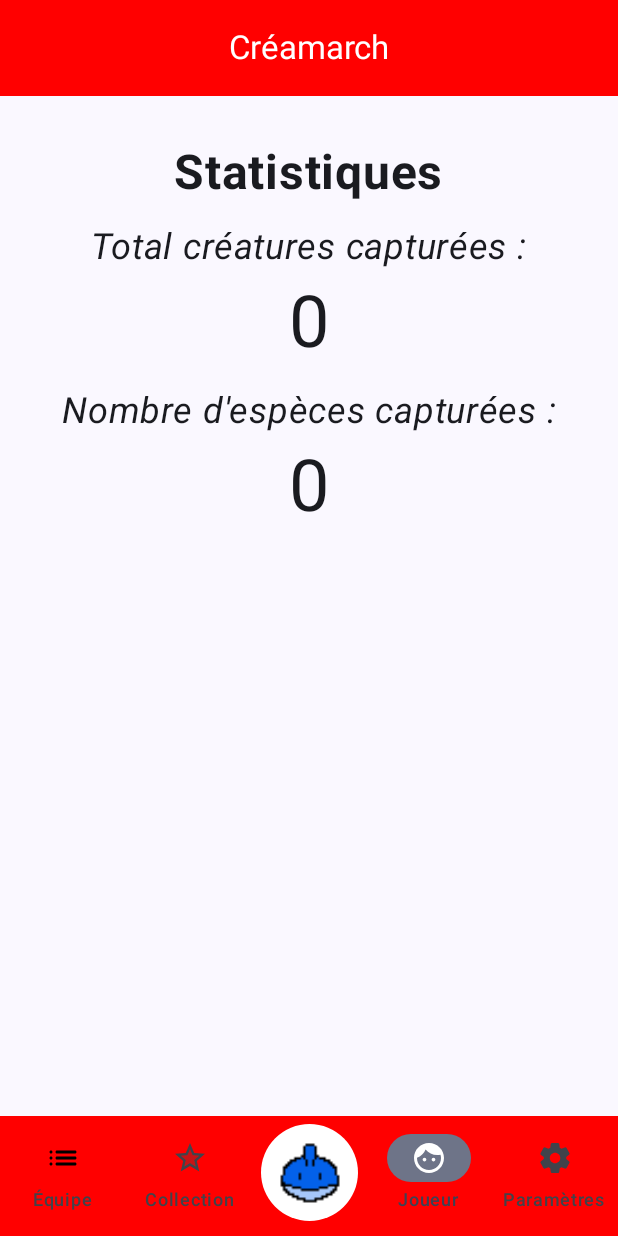
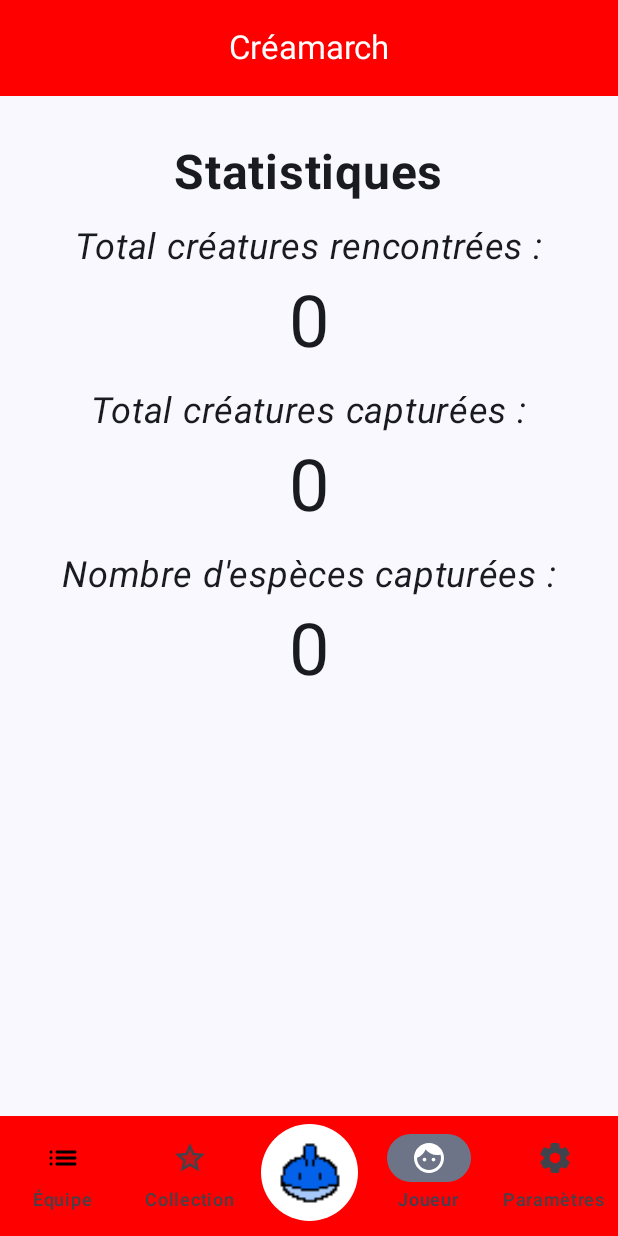
Before and after one commit to fmkr-project/projet-pmobile, an Android app built with Jetpack Compose: the screen it shows after launch (MainActivity), item 3 of the bottom bar chosen, on a phone screen of 412 x 824 dp. Run offline under Robolectric (Android 15) with nearby library versions, the phone set to English and light mode, and no system bars; libraries missing offline, so code that uses them is left out: com.google.firebase.crashlytics.

Commit message:
PlayerDex save

```diff
--- a/app/src/main/java/com/example/creamarch/MainActivity.kt
+++ b/app/src/main/java/com/example/creamarch/MainActivity.kt
@@ -133,15 +133,18 @@ class MainActivity : ComponentActivity() {
 	override fun onStart() {
 		super.onStart()
 		initializePlayerTeam(this)
+		PlayerDex.loadPlayerDex(this)
 	}
 	override fun onStop() {
 		super.onStop()
 		savePlayerTeamState(this)
+		PlayerDex.savePlayerDex(this)
 	}
 
 	override fun onDestroy() {
 		super.onDestroy()
 		savePlayerTeamState(this)
+		PlayerDex.savePlayerDex(this)
 		val intent = Intent(this, StepCounterService::class.java)
 		stopService(intent)
 	}
--- a/app/src/main/java/com/example/creamarch/Player.kt
+++ b/app/src/main/java/com/example/creamarch/Player.kt
@@ -36,6 +36,19 @@ fun PlayerMenu(
 		)
 		Spacer(Modifier.size(16.dp))
 		Text(
+			text = "Total créatures rencontrées :",
+			modifier = Modifier.align(Alignment.CenterHorizontally),
+			fontStyle = FontStyle.Italic,
+			fontSize = 24.sp
+		)
+		Spacer(Modifier.size(8.dp))
+		Text(
+			text = PlayerDex.getTotalSeen().toString(),
+			modifier = Modifier.align(Alignment.CenterHorizontally),
+			fontSize = 48.sp
+		)
+		Spacer(Modifier.size(16.dp))
+		Text(
 			text = "Total créatures capturées :",
 			modifier = Modifier.align(Alignment.CenterHorizontally),
 			fontStyle = FontStyle.Italic,
--- a/app/src/main/java/com/example/creamarch/PlayerDex.kt
+++ b/app/src/main/java/com/example/creamarch/PlayerDex.kt
@@ -1,4 +1,8 @@
 package com.example.creamarch
+
+import android.content.Context
+import com.google.firebase.crashlytics.buildtools.reloc.com.google.common.reflect.TypeToken
+import com.google.gson.Gson
 
 object PlayerDex
 {
@@ -6,14 +10,33 @@ object PlayerDex
 	var seen: MutableMap<Int, Int> = mutableMapOf()
 	var caught: MutableMap<Int, Int> = mutableMapOf()
 
-	fun saveStates()
+	fun savePlayerDex(context: Context)
 	{
+		val sharedPreferences = context.getSharedPreferences("game_data", Context.MODE_PRIVATE)
+		val editor = sharedPreferences.edit()
 
+		val gson = Gson()
+		val seenJson = gson.toJson(seen)
+		val caughtJson = gson.toJson(caught)
+
+		editor.putString("playerdex_seen", seenJson)
+		editor.putString("playerdex_caught", caughtJson)
+
+		editor.apply()
 	}
 
-	fun loadStates()
+	fun loadPlayerDex(context: Context)
 	{
+		val sharedPreferences = context.getSharedPreferences("game_data", Context.MODE_PRIVATE)
+		val seenJson = sharedPreferences.getString("playerdex_seen", null)
+		val caughtJson = sharedPreferences.getString("playerdex_caught", null)
 
+		if (seenJson != null && caughtJson != null)
+		{
+			val dexTypes = object : TypeToken<MutableMap<Int, Int>>() {}.type
+			seen = Gson().fromJson(seenJson, dexTypes)
+			caught = Gson().fromJson(caughtJson, dexTypes)
+		}
 	}
 
 	fun see(what: Int)
@@ -64,6 +87,12 @@ object PlayerDex
 		else caught[what]!!
 	}
 
+	fun getTotalSeen(): Int
+	{
+		if (seen.isEmpty()) return 0
+		return seen.values.reduce { sum, el -> sum + el }
+	}
+
 	fun getTotalCaught(): Int
 	{
 		if (caught.isEmpty()) return 0
```
